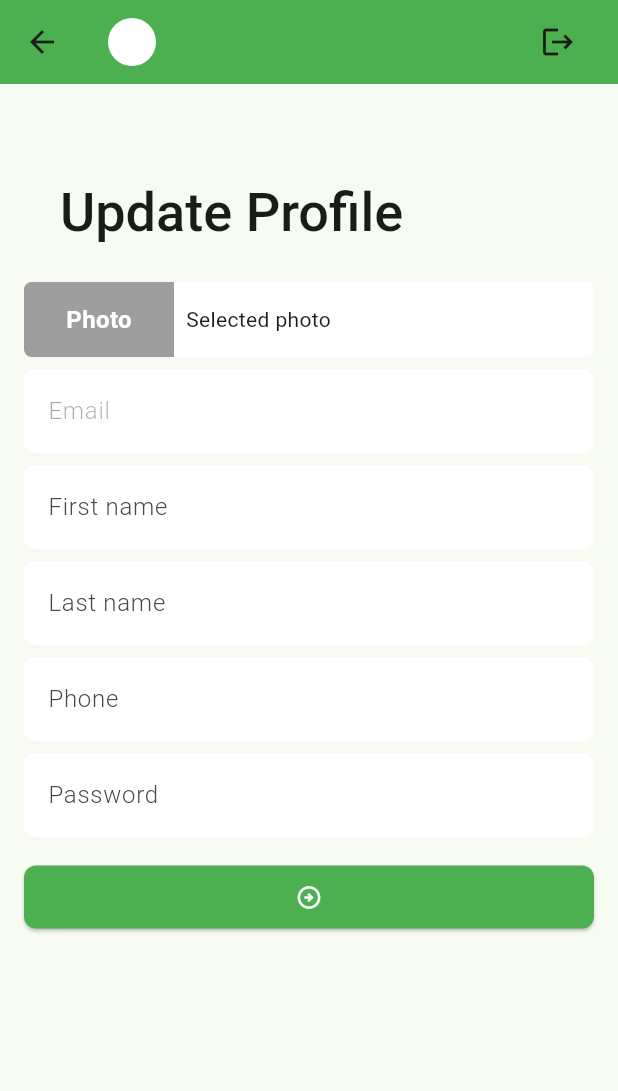
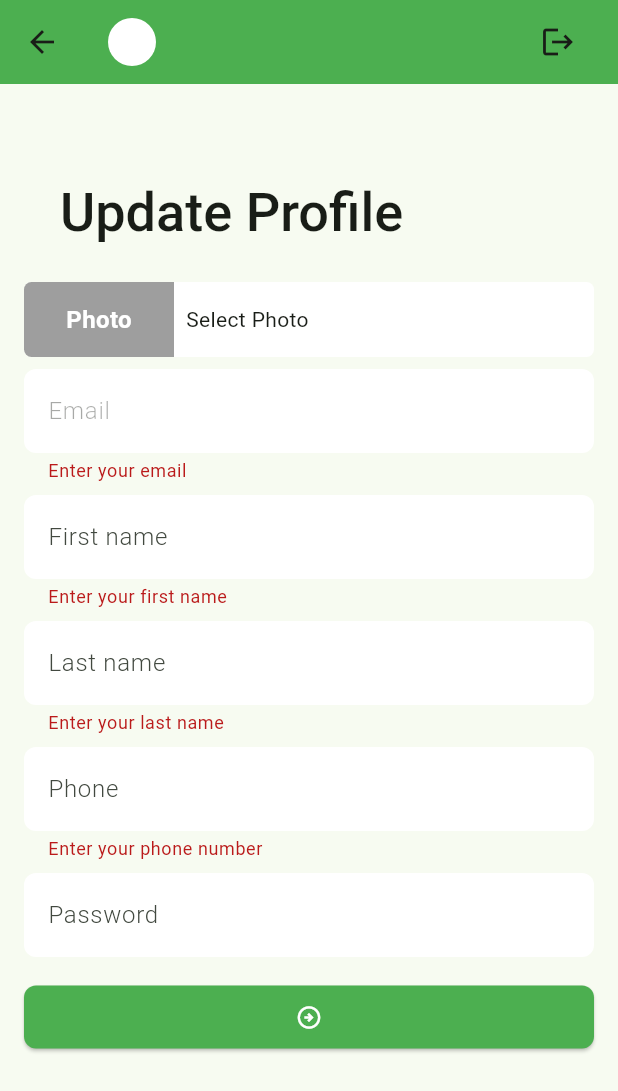
Before and after one commit to khandakerahsunhabib/task_manager, a Flutter app: the ProfileScreen screen opened directly, after a tap on the "arrow circle right" icon, on a phone screen of 412 x 824 dp. Shown: the top 1091 px of the screen. Run offline on Flutter 3.47's test engine with Material 3 defaults, Android fonts, the phone set to English and light mode, and no system bars; our stand-ins replace flutter_svg, image_picker, pin_code_fields, shared_preferences; accounts and stored records are empty.

Commit message:
Profile update API Implemented

```diff
--- a/lib/data/models/user_model.dart
+++ b/lib/data/models/user_model.dart
@@ -19,12 +19,12 @@ class UserModel {
       this.createdDate});
 
   UserModel.fromJson(Map<String, dynamic> json) {
-    sId = json['_id'];
-    email = json['email'];
-    firstName = json['firstName'];
-    lastName = json['lastName'];
-    mobile = json['mobile'];
-    createdDate = json['createdDate'];
+    sId = json['_id'] ?? '';
+    email = json['email'] ?? '';
+    firstName = json['firstName'] ?? '';
+    lastName = json['lastName'] ?? '';
+    mobile = json['mobile'] ?? '';
+    createdDate = json['createdDate'] ?? '';
   }
 
   Map<String, dynamic> toJson() {
--- a/lib/data/utils/urls.dart
+++ b/lib/data/utils/urls.dart
@@ -4,6 +4,7 @@ class Urls {
   static const String login = '$_baseUrl/Login';
   static const String addNewTask = '$_baseUrl/createTask';
   static const String newTaskList = '$_baseUrl/listTaskByStatus/New';
+  static const String profileUpdate = '$_baseUrl/ProfileUpdate';
   static const String completedTaskList =
       '$_baseUrl/listTaskByStatus/Completed';
   static const String cancelledTaskList =
--- a/lib/ui/auth_controller/auth_controller.dart
+++ b/lib/ui/auth_controller/auth_controller.dart
@@ -1,5 +1,4 @@
 import 'dart:convert';
-
 import 'package:shared_preferences/shared_preferences.dart';
 import 'package:task_manager/data/models/user_model.dart';
 
@@ -26,7 +25,7 @@ class AuthController {
   static Future<void> saveUserData(UserModel userModel) async {
     SharedPreferences sharedPreferences = await SharedPreferences.getInstance();
     await sharedPreferences.setString(
-        _userDataKey, jsonEncode(userModel.toString()));
+        _userDataKey, jsonEncode(userModel.toJson()));
     userData = userModel;
   }
 
--- a/lib/ui/screens/profile_screen.dart
+++ b/lib/ui/screens/profile_screen.dart
@@ -1,5 +1,14 @@
+import 'dart:convert';
+
 import 'package:flutter/material.dart';
+import 'package:image_picker/image_picker.dart';
+import 'package:task_manager/data/models/network_response.dart';
+import 'package:task_manager/data/models/user_model.dart';
+import 'package:task_manager/data/services/network_caller.dart';
+import 'package:task_manager/data/utils/urls.dart';
 import 'package:task_manager/ui/auth_controller/auth_controller.dart';
+import 'package:task_manager/ui/widgets/centered_circular_progress_indicator.dart';
+import 'package:task_manager/ui/widgets/snackbar_message.dart';
 import 'package:task_manager/ui/widgets/tm_app_bar.dart';
 
 class ProfileScreen extends StatefulWidget {
@@ -16,6 +25,10 @@ class _ProfileScreenState extends State<ProfileScreen> {
   final TextEditingController _phoneTEController = TextEditingController();
   final TextEditingController _passwordTEController = TextEditingController();
   final GlobalKey<FormState> _formkey = GlobalKey<FormState>();
+
+  XFile? _selectedImage;
+
+  bool _updateProfileInProgress = false;
 
   @override
   void initState() {
@@ -65,6 +78,12 @@ class _ProfileScreenState extends State<ProfileScreen> {
                   decoration: const InputDecoration(
                     hintText: 'Email',
                   ),
+                  validator: (String? value) {
+                    if (value?.trim().isEmpty ?? true) {
+                      return 'Enter your email';
+                    }
+                    return null;
+                  },
                 ),
                 const SizedBox(height: 8),
                 TextFormField(
@@ -72,6 +91,12 @@ class _ProfileScreenState extends State<ProfileScreen> {
                   decoration: const InputDecoration(
                     hintText: 'First name',
                   ),
+                  validator: (String? value) {
+                    if (value?.trim().isEmpty ?? true) {
+                      return 'Enter your first name';
+                    }
+                    return null;
+                  },
                 ),
                 const SizedBox(height: 8),
                 TextFormField(
@@ -79,6 +104,12 @@ class _ProfileScreenState extends State<ProfileScreen> {
                   decoration: const InputDecoration(
                     hintText: 'Last name',
                   ),
+                  validator: (String? value) {
+                    if (value?.trim().isEmpty ?? true) {
+                      return 'Enter your last name';
+                    }
+                    return null;
+                  },
                 ),
                 const SizedBox(height: 8),
                 TextFormField(
@@ -86,6 +117,12 @@ class _ProfileScreenState extends State<ProfileScreen> {
                   decoration: const InputDecoration(
                     hintText: 'Phone',
                   ),
+                  validator: (String? value) {
+                    if (value?.trim().isEmpty ?? true) {
+                      return 'Enter your phone number';
+                    }
+                    return null;
+                  },
                 ),
                 const SizedBox(height: 8),
                 TextFormField(
@@ -95,12 +132,18 @@ class _ProfileScreenState extends State<ProfileScreen> {
                   ),
                 ),
                 const SizedBox(height: 16),
-                ElevatedButton(
+                Visibility(
+                  visible: !_updateProfileInProgress,
+                  replacement: CenteredCircularProgressIndicator(),
+                  child: ElevatedButton(
                     onPressed: () {
-                    if (_formkey.currentState!.validate()) {}
+                      if (_formkey.currentState!.validate()) {
+                        _updateProfile();
+                      }
                     },
                     child: const Icon(
                       Icons.arrow_circle_right_outlined,
+                    ),
                   ),
                 ),
               ],
@@ -111,8 +154,42 @@ class _ProfileScreenState extends State<ProfileScreen> {
     );
   }
 
+  Future<void> _updateProfile() async {
+    _updateProfileInProgress = true;
+    setState(() {});
+    Map<String, dynamic> requestBody = {
+      "email": _emailTEController.text.trim(),
+      "firstName": _firstNameTEController.text.trim(),
+      "lastName": _lastNameTEController.text.trim(),
+      "mobile": _phoneTEController.text.trim(),
+    };
+    if (_passwordTEController.text.isNotEmpty) {
+      requestBody['password'] = _passwordTEController.text;
+    }
+    if (_selectedImage != null) {
+      List<int> imageBytes = await _selectedImage!.readAsBytes();
+      String convertedImage = base64Encode(imageBytes);
+      requestBody['photo'] = convertedImage;
+    }
+    final NetworkResponse response = await NetworkCaller.postRequest(
+      url: Urls.profileUpdate,
+      body: requestBody,
+    );
+    _updateProfileInProgress = false;
+    setState(() {});
+    if (response.isSuccess) {
+      UserModel userModel = UserModel.fromJson(requestBody);
+      AuthController.saveUserData(userModel);
+      showSnackBarMessage(context, 'Profile has been updated!');
+    } else {
+      showSnackBarMessage(context, response.errorMessage);
+    }
+  }
+
   Widget _buildPhotoPicker() {
-    return Container(
+    return GestureDetector(
+      onTap: _selectImage,
+      child: Container(
         height: 50,
         decoration: BoxDecoration(
           borderRadius: BorderRadius.circular(5),
@@ -140,12 +217,28 @@ class _ProfileScreenState extends State<ProfileScreen> {
                 ),
               ),
             ),
-          const SizedBox(
-            width: 8,
+            const SizedBox(width: 8),
+            Text(_getSelectedPhotoTitle())
+          ],
         ),
-          const Text('Selected photo')
-        ],
       ),
     );
   }
+
+  String _getSelectedPhotoTitle() {
+    if (_selectedImage != null) {
+      return _selectedImage!.name;
     }
+    return 'Select Photo';
+  }
+
+  Future<void> _selectImage() async {
+    ImagePicker imagePicker = ImagePicker();
+    XFile? pickedImage =
+        await imagePicker.pickImage(source: ImageSource.gallery);
+    if (pickedImage != null) {
+      _selectedImage = pickedImage;
+      setState(() {});
+    }
+  }
+}
--- a/lib/ui/screens/splash_screen.dart
+++ b/lib/ui/screens/splash_screen.dart
@@ -24,6 +24,7 @@ class _SplashScreenState extends State<SplashScreen> {
     await Future.delayed(const Duration(seconds: 3));
     await AuthController.getAccessToken();
     if (AuthController.isLoggedIn()) {
+      await AuthController.getUserData();
       Navigator.pushReplacement(
         context,
         MaterialPageRoute(
```
Lines whose indentation alone changed are shown as unchanged.
